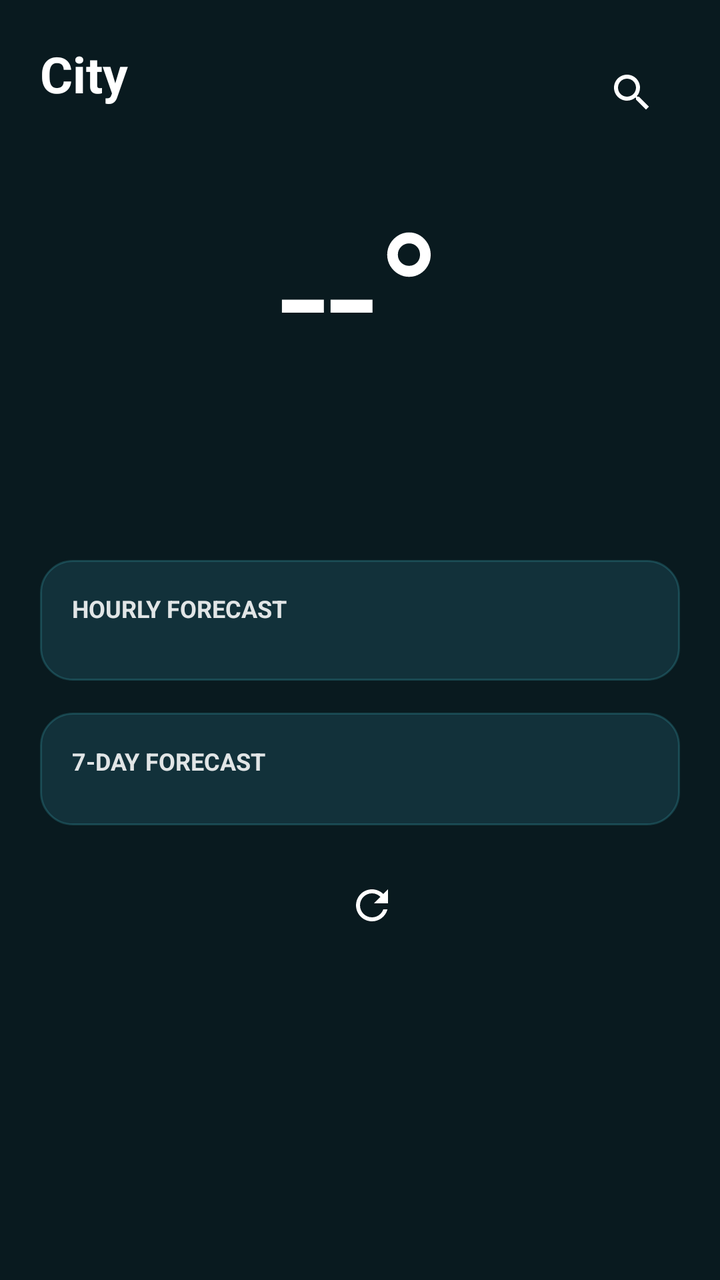
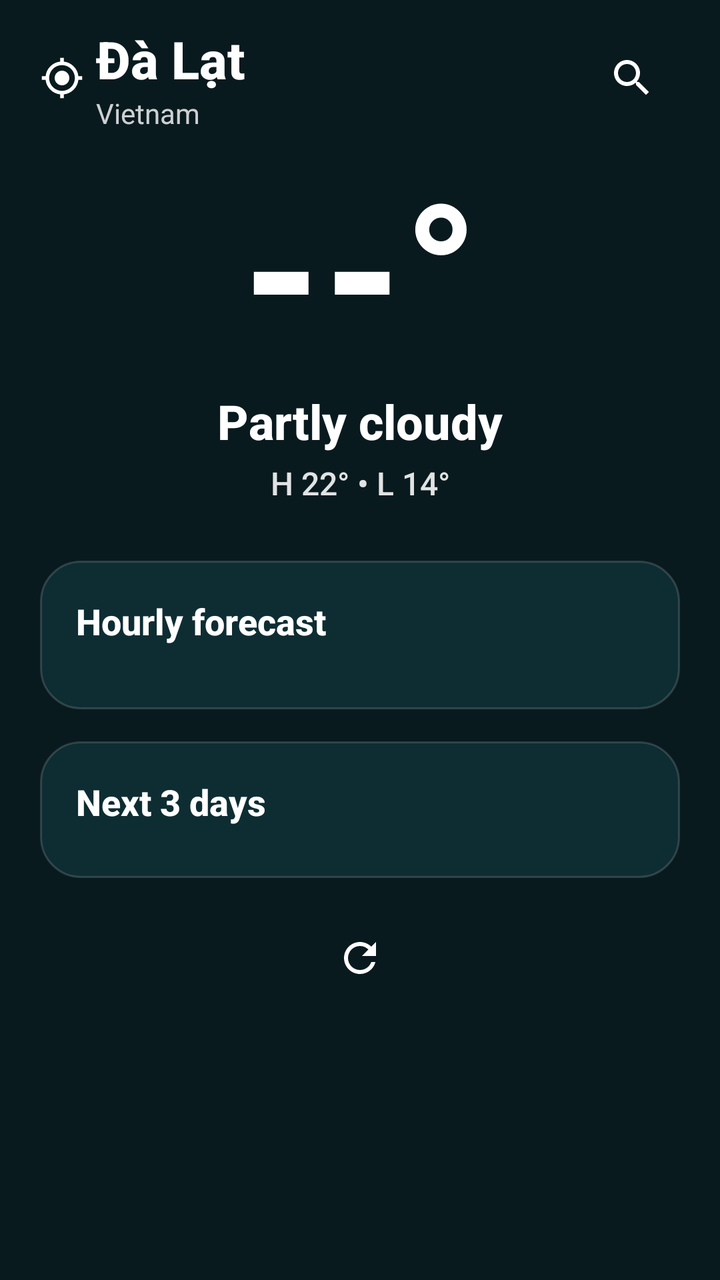

Compare the two renders of this Android layout. The source of the first and the diff that turns it into the second are given below.
<!-- AndroidManifest.xml: application theme Theme.K3Weather -->
<!-- res/layout/layout_forecast.xml -->
<?xml version="1.0" encoding="utf-8"?>
<androidx.core.widget.NestedScrollView xmlns:android="http://schemas.android.com/apk/res/android" xmlns:app="http://schemas.android.com/apk/res-auto" android:layout_width="match_parent" android:layout_height="match_parent" android:fillViewport="true" android:background="@android:color/transparent">
    <LinearLayout android:layout_width="match_parent" android:layout_height="wrap_content" android:orientation="vertical" android:padding="20dp">
        <LinearLayout android:layout_width="match_parent" android:layout_height="wrap_content" android:gravity="center_vertical" android:orientation="horizontal">
            <LinearLayout android:layout_width="0dp" android:layout_height="wrap_content" android:layout_weight="1" android:orientation="vertical">
                <TextView android:id="@+id/cityName" android:layout_width="wrap_content" android:layout_height="wrap_content" android:text="City" android:textColor="@android:color/white" android:textSize="25sp" android:textStyle="bold" />
                <TextView android:id="@+id/citySubtitle" android:layout_width="wrap_content" android:layout_height="wrap_content" android:textColor="#CCFFFFFF" android:textSize="14sp" />
            </LinearLayout>
            <ImageButton android:id="@+id/searchButton" android:layout_width="48dp" android:layout_height="48dp" android:background="?attr/selectableItemBackgroundBorderless" android:contentDescription="Search cities" android:src="@drawable/ic_search" app:tint="@android:color/white" />
        </LinearLayout>
        <TextView android:id="@+id/staleBadge" android:layout_width="wrap_content" android:layout_height="wrap_content" android:layout_marginTop="12dp" android:background="@drawable/bg_card_translucent" android:paddingHorizontal="10dp" android:paddingVertical="5dp" android:text="Showing saved forecast" android:textColor="@android:color/white" android:visibility="gone" />
        <ProgressBar android:id="@+id/forecastProgress" android:layout_width="32dp" android:layout_height="32dp" android:layout_gravity="center_horizontal" android:layout_marginTop="12dp" android:visibility="gone" />
        <TextView android:id="@+id/temperature" android:layout_width="match_parent" android:layout_height="wrap_content" android:gravity="center" android:layout_marginTop="14dp" android:text="--°" android:textColor="@android:color/white" android:textSize="88sp" android:fontFamily="sans" />
        <TextView android:id="@+id/condition" android:layout_width="match_parent" android:layout_height="wrap_content" android:gravity="center" android:textColor="@android:color/white" android:textSize="20sp" />
        <TextView android:id="@+id/highLow" android:layout_width="match_parent" android:layout_height="wrap_content" android:gravity="center" android:layout_marginTop="5dp" android:textColor="#E6FFFFFF" android:textSize="15sp" />
        <LinearLayout android:layout_width="match_parent" android:layout_height="wrap_content" android:layout_marginTop="24dp" android:background="@drawable/bg_card_translucent" android:orientation="vertical" android:padding="16dp">
            <TextView android:layout_width="wrap_content" android:layout_height="wrap_content" android:text="HOURLY FORECAST" android:textColor="#DFFFFFFF" android:textSize="12sp" android:textStyle="bold" />
            <androidx.recyclerview.widget.RecyclerView android:id="@+id/hourlyList" android:layout_width="match_parent" android:layout_height="wrap_content" android:layout_marginTop="12dp" android:clipToPadding="false" android:orientation="horizontal" android:overScrollMode="never" app:layoutManager="androidx.recyclerview.widget.LinearLayoutManager" />
        </LinearLayout>
        <LinearLayout android:layout_width="match_parent" android:layout_height="wrap_content" android:layout_marginTop="16dp" android:background="@drawable/bg_card_translucent" android:orientation="vertical" android:padding="16dp">
            <TextView android:layout_width="wrap_content" android:layout_height="wrap_content" android:text="7-DAY FORECAST" android:textColor="#DFFFFFFF" android:textSize="12sp" android:textStyle="bold" />
            <LinearLayout android:id="@+id/dailyRows" android:layout_width="match_parent" android:layout_height="wrap_content" android:orientation="vertical" android:layout_marginTop="8dp" />
        </LinearLayout>
        <LinearLayout android:layout_width="match_parent" android:layout_height="wrap_content" android:gravity="center" android:orientation="horizontal" android:layout_marginTop="16dp">
            <Button android:id="@+id/retryButton" android:layout_width="wrap_content" android:layout_height="wrap_content" android:text="Retry" android:visibility="gone" />
            <ImageButton android:id="@+id/refreshButton" android:layout_width="48dp" android:layout_height="48dp" android:layout_marginStart="12dp" android:background="?attr/selectableItemBackgroundBorderless" android:contentDescription="Refresh forecast" android:src="@drawable/ic_refresh" app:tint="@android:color/white" />
        </LinearLayout>
    </LinearLayout>
</androidx.core.widget.NestedScrollView>
<!-- resources referenced by this layout -->
<resources>
  <!-- drawable bg_card_translucent (drawable) -->
  <shape xmlns:android="http://schemas.android.com/apk/res/android"
      android:shape="rectangle">
      <solid android:color="@color/surface_card_teal" />
      <corners android:radius="16dp" />
      <stroke
          android:width="1dp"
          android:color="@color/surface_card_border" />
  </shape>
  <!-- drawable ic_refresh (drawable) -->
  <vector xmlns:android="http://schemas.android.com/apk/res/android"
      android:width="24dp"
      android:height="24dp"
      android:viewportWidth="24"
      android:viewportHeight="24">
      <path
          android:fillColor="#FFFFFF"
          android:pathData="M17.65,6.35C16.2,4.9 14.21,4 12,4c-4.42,0 -7.99,3.58 -7.99,8s3.57,8 7.99,8c3.73,0 6.84,-2.55 7.73,-6h-2.08c-0.82,2.33 -3.04,4 -5.65,4 -3.31,0 -6,-2.69 -6,-6s2.69,-6 6,-6c1.66,0 3.14,0.69 4.22,1.78L13,11h7V4l-2.35,2.35z"/>
  </vector>
  <!-- drawable ic_search (drawable) -->
  <vector xmlns:android="http://schemas.android.com/apk/res/android"
      android:width="24dp"
      android:height="24dp"
      android:viewportWidth="24"
      android:viewportHeight="24">
      <path
          android:fillColor="#FFFFFF"
          android:pathData="M15.5,14h-0.79l-0.28,-0.27C15.41,12.59 16,11.11 16,9.5 16,5.91 13.09,3 9.5,3S3,5.91 3,9.5 5.91,16 9.5,16c1.61,0 3.09,-0.59 4.23,-1.57l0.27,0.28v0.79l5,4.99L20.49,19l-4.99,-5zM9.5,14C7.01,14 5,11.99 5,9.5S7.01,5 9.5,5 14,7.01 14,9.5 11.99,14 9.5,14z"/>
  </vector>
  <style name="Theme.K3Weather" parent="Theme.MaterialComponents.DayNight.NoActionBar">
          <item name="colorPrimary">@color/primary_teal</item>
          <item name="colorPrimaryVariant">@color/primary_dark_teal</item>
          <item name="colorSecondary">@color/accent_cyan</item>
          <item name="android:statusBarColor">@android:color/transparent</item>
          <item name="android:navigationBarColor">@color/nav_bar_bg</item>
          <item name="android:windowBackground">@color/primary_dark_teal</item>
          <item name="android:windowLightStatusBar">false</item>
      </style>
  <color name="surface_card_teal">#D914363F</color>
  <color name="surface_card_border">#334DD0E1</color>
  <color name="primary_teal">#0F2C33</color>
  <color name="primary_dark_teal">#091A1F</color>
  <color name="accent_cyan">#00E5FF</color>
  <color name="nav_bar_bg">#F20A1D22</color>
</resources>

<!-- the commit's change to res/layout/layout_forecast.xml (unified diff, before → after) -->
@@ -1,29 +1,209 @@
 <?xml version="1.0" encoding="utf-8"?>
-<androidx.core.widget.NestedScrollView xmlns:android="http://schemas.android.com/apk/res/android" xmlns:app="http://schemas.android.com/apk/res-auto" android:layout_width="match_parent" android:layout_height="match_parent" android:fillViewport="true" android:background="@android:color/transparent">
-    <LinearLayout android:layout_width="match_parent" android:layout_height="wrap_content" android:orientation="vertical" android:padding="20dp">
-        <LinearLayout android:layout_width="match_parent" android:layout_height="wrap_content" android:gravity="center_vertical" android:orientation="horizontal">
-            <LinearLayout android:layout_width="0dp" android:layout_height="wrap_content" android:layout_weight="1" android:orientation="vertical">
-                <TextView android:id="@+id/cityName" android:layout_width="wrap_content" android:layout_height="wrap_content" android:text="City" android:textColor="@android:color/white" android:textSize="25sp" android:textStyle="bold" />
-                <TextView android:id="@+id/citySubtitle" android:layout_width="wrap_content" android:layout_height="wrap_content" android:textColor="#CCFFFFFF" android:textSize="14sp" />
+<androidx.core.widget.NestedScrollView xmlns:android="http://schemas.android.com/apk/res/android"
+    xmlns:app="http://schemas.android.com/apk/res-auto"
+    android:layout_width="match_parent"
+    android:layout_height="match_parent"
+    android:fillViewport="true"
+    android:background="@android:color/transparent">
+
+    <LinearLayout
+        android:layout_width="match_parent"
+        android:layout_height="wrap_content"
+        android:orientation="vertical"
+        android:paddingHorizontal="20dp"
+        android:paddingTop="12dp"
+        android:paddingBottom="24dp">
+
+        
+        <LinearLayout
+            android:layout_width="match_parent"
+            android:layout_height="wrap_content"
+            android:gravity="center_vertical"
+            android:orientation="horizontal">
+
+            <ImageView
+                android:id="@+id/ivLocationPin"
+                android:layout_width="22dp"
+                android:layout_height="22dp"
+                android:layout_marginEnd="6dp"
+                android:contentDescription="@null"
+                android:src="@drawable/ic_location"
+                app:tint="@android:color/white" />
+
+            <LinearLayout
+                android:layout_width="0dp"
+                android:layout_height="wrap_content"
+                android:layout_weight="1"
+                android:orientation="vertical">
+
+                <TextView
+                    android:id="@+id/cityName"
+                    android:layout_width="wrap_content"
+                    android:layout_height="wrap_content"
+                    android:text="Đà Lạt"
+                    android:textColor="@android:color/white"
+                    android:textSize="26sp"
+                    android:textStyle="bold"
+                    android:fontFamily="sans-serif-medium" />
+
+                <TextView
+                    android:id="@+id/citySubtitle"
+                    android:layout_width="wrap_content"
+                    android:layout_height="wrap_content"
+                    android:text="Vietnam"
+                    android:textColor="#CCFFFFFF"
+                    android:textSize="14sp"
+                    android:fontFamily="sans-serif" />
             </LinearLayout>
-            <ImageButton android:id="@+id/searchButton" android:layout_width="48dp" android:layout_height="48dp" android:background="?attr/selectableItemBackgroundBorderless" android:contentDescription="Search cities" android:src="@drawable/ic_search" app:tint="@android:color/white" />
-        </LinearLayout>
-        <TextView android:id="@+id/staleBadge" android:layout_width="wrap_content" android:layout_height="wrap_content" android:layout_marginTop="12dp" android:background="@drawable/bg_card_translucent" android:paddingHorizontal="10dp" android:paddingVertical="5dp" android:text="Showing saved forecast" android:textColor="@android:color/white" android:visibility="gone" />
-        <ProgressBar android:id="@+id/forecastProgress" android:layout_width="32dp" android:layout_height="32dp" android:layout_gravity="center_horizontal" android:layout_marginTop="12dp" android:visibility="gone" />
-        <TextView android:id="@+id/temperature" android:layout_width="match_parent" android:layout_height="wrap_content" android:gravity="center" android:layout_marginTop="14dp" android:text="--°" android:textColor="@android:color/white" android:textSize="88sp" android:fontFamily="sans" />
-        <TextView android:id="@+id/condition" android:layout_width="match_parent" android:layout_height="wrap_content" android:gravity="center" android:textColor="@android:color/white" android:textSize="20sp" />
-        <TextView android:id="@+id/highLow" android:layout_width="match_parent" android:layout_height="wrap_content" android:gravity="center" android:layout_marginTop="5dp" android:textColor="#E6FFFFFF" android:textSize="15sp" />
-        <LinearLayout android:layout_width="match_parent" android:layout_height="wrap_content" android:layout_marginTop="24dp" android:background="@drawable/bg_card_translucent" android:orientation="vertical" android:padding="16dp">
-            <TextView android:layout_width="wrap_content" android:layout_height="wrap_content" android:text="HOURLY FORECAST" android:textColor="#DFFFFFFF" android:textSize="12sp" android:textStyle="bold" />
-            <androidx.recyclerview.widget.RecyclerView android:id="@+id/hourlyList" android:layout_width="match_parent" android:layout_height="wrap_content" android:layout_marginTop="12dp" android:clipToPadding="false" android:orientation="horizontal" android:overScrollMode="never" app:layoutManager="androidx.recyclerview.widget.LinearLayoutManager" />
-        </LinearLayout>
-        <LinearLayout android:layout_width="match_parent" android:layout_height="wrap_content" android:layout_marginTop="16dp" android:background="@drawable/bg_card_translucent" android:orientation="vertical" android:padding="16dp">
-            <TextView android:layout_width="wrap_content" android:layout_height="wrap_content" android:text="7-DAY FORECAST" android:textColor="#DFFFFFFF" android:textSize="12sp" android:textStyle="bold" />
-            <LinearLayout android:id="@+id/dailyRows" android:layout_width="match_parent" android:layout_height="wrap_content" android:orientation="vertical" android:layout_marginTop="8dp" />
-        </LinearLayout>
-        <LinearLayout android:layout_width="match_parent" android:layout_height="wrap_content" android:gravity="center" android:orientation="horizontal" android:layout_marginTop="16dp">
-            <Button android:id="@+id/retryButton" android:layout_width="wrap_content" android:layout_height="wrap_content" android:text="Retry" android:visibility="gone" />
-            <ImageButton android:id="@+id/refreshButton" android:layout_width="48dp" android:layout_height="48dp" android:layout_marginStart="12dp" android:background="?attr/selectableItemBackgroundBorderless" android:contentDescription="Refresh forecast" android:src="@drawable/ic_refresh" app:tint="@android:color/white" />
+
+            <ImageButton
+                android:id="@+id/searchButton"
+                android:layout_width="48dp"
+                android:layout_height="48dp"
+                android:background="?attr/selectableItemBackgroundBorderless"
+                android:contentDescription="Search cities"
+                android:src="@drawable/ic_search"
+                app:tint="@android:color/white" />
+        </LinearLayout>
+
+        <TextView
+            android:id="@+id/staleBadge"
+            android:layout_width="wrap_content"
+            android:layout_height="wrap_content"
+            android:layout_gravity="center_horizontal"
+            android:layout_marginTop="10dp"
+            android:background="@drawable/bg_card_translucent"
+            android:paddingHorizontal="12dp"
+            android:paddingVertical="5dp"
+            android:text="Showing saved forecast"
+            android:textColor="@android:color/white"
+            android:textSize="12sp"
+            android:visibility="gone" />
+
+        <ProgressBar
+            android:id="@+id/forecastProgress"
+            android:layout_width="32dp"
+            android:layout_height="32dp"
+            android:layout_gravity="center_horizontal"
+            android:layout_marginTop="8dp"
+            android:visibility="gone" />
+
+        
+        <TextView
+            android:id="@+id/temperature"
+            android:layout_width="match_parent"
+            android:layout_height="wrap_content"
+            android:gravity="center"
+            android:layout_marginTop="16dp"
+            android:text="--°"
+            android:textColor="@android:color/white"
+            android:textSize="96sp"
+            android:textStyle="bold"
+            android:fontFamily="sans-serif-medium"
+            android:includeFontPadding="false" />
+
+        
+        <TextView
+            android:id="@+id/condition"
+            android:layout_width="match_parent"
+            android:layout_height="wrap_content"
+            android:gravity="center"
+            android:text="Partly cloudy"
+            android:textColor="@android:color/white"
+            android:textSize="24sp"
+            android:textStyle="bold"
+            android:fontFamily="sans-serif-medium" />
+
+        
+        <TextView
+            android:id="@+id/highLow"
+            android:layout_width="match_parent"
+            android:layout_height="wrap_content"
+            android:gravity="center"
+            android:layout_marginTop="4dp"
+            android:text="H 22° • L 14°"
+            android:textColor="#E0FFFFFF"
+            android:textSize="16sp"
+            android:fontFamily="sans-serif-medium" />
+
+        
+        <LinearLayout
+            android:layout_width="match_parent"
+            android:layout_height="wrap_content"
+            android:layout_marginTop="28dp"
+            android:background="@drawable/bg_card_translucent"
+            android:orientation="vertical"
+            android:padding="18dp">
+
+            <TextView
+                android:layout_width="wrap_content"
+                android:layout_height="wrap_content"
+                android:text="Hourly forecast"
+                android:textColor="@android:color/white"
+                android:textSize="18sp"
+                android:textStyle="bold"
+                android:fontFamily="sans-serif-medium" />
+
+            <androidx.recyclerview.widget.RecyclerView
+                android:id="@+id/hourlyList"
+                android:layout_width="match_parent"
+                android:layout_height="wrap_content"
+                android:layout_marginTop="14dp"
+                android:clipToPadding="false"
+                android:orientation="horizontal"
+                android:overScrollMode="never"
+                app:layoutManager="androidx.recyclerview.widget.LinearLayoutManager" />
+        </LinearLayout>
+
+        
+        <LinearLayout
+            android:layout_width="match_parent"
+            android:layout_height="wrap_content"
+            android:layout_marginTop="16dp"
+            android:background="@drawable/bg_card_translucent"
+            android:orientation="vertical"
+            android:padding="18dp">
+
+            <TextView
+                android:layout_width="wrap_content"
+                android:layout_height="wrap_content"
+                android:text="Next 3 days"
+                android:textColor="@android:color/white"
+                android:textSize="18sp"
+                android:textStyle="bold"
+                android:fontFamily="sans-serif-medium" />
+
+            <LinearLayout
+                android:id="@+id/dailyRows"
+                android:layout_width="match_parent"
+                android:layout_height="wrap_content"
+                android:orientation="vertical"
+                android:layout_marginTop="8dp" />
+        </LinearLayout>
+
+        
+        <LinearLayout
+            android:layout_width="match_parent"
+            android:layout_height="wrap_content"
+            android:gravity="center"
+            android:orientation="horizontal"
+            android:layout_marginTop="16dp">
+
+            <Button
+                android:id="@+id/retryButton"
+                android:layout_width="wrap_content"
+                android:layout_height="wrap_content"
+                android:text="Retry"
+                android:visibility="gone" />
+
+            <ImageButton
+                android:id="@+id/refreshButton"
+                android:layout_width="48dp"
+                android:layout_height="48dp"
+                android:background="?attr/selectableItemBackgroundBorderless"
+                android:contentDescription="Refresh forecast"
+                android:src="@drawable/ic_refresh"
+                app:tint="@android:color/white" />
         </LinearLayout>
     </LinearLayout>
 </androidx.core.widget.NestedScrollView>
<!-- resource entries referenced after the edit -->
@@ -3,12 +3,22 @@
   <!-- drawable bg_card_translucent (drawable) -->
   <shape xmlns:android="http://schemas.android.com/apk/res/android"
       android:shape="rectangle">
-      <solid android:color="@color/surface_card_teal" />
-      <corners android:radius="16dp" />
+      <solid android:color="#C010343A" />
+      <corners android:radius="20dp" />
       <stroke
           android:width="1dp"
-          android:color="@color/surface_card_border" />
+          android:color="#26FFFFFF" />
   </shape>
+  <!-- drawable ic_location (drawable) -->
+  <vector xmlns:android="http://schemas.android.com/apk/res/android"
+      android:width="24dp"
+      android:height="24dp"
+      android:viewportWidth="24"
+      android:viewportHeight="24">
+      <path
+          android:fillColor="#00E5FF"
+          android:pathData="M12,8c-2.21,0 -4,1.79 -4,4s1.79,4 4,4 4,-1.79 4,-4 -1.79,-4 -4,-4zm8.94,3A8.994,8.994 0 0 0 13,3.06V1h-2v2.06A8.994,8.994 0 0 0 3.06,11H1v2h2.06A8.994,8.994 0 0 0 11,20.94V23h2v-2.06A8.994,8.994 0 0 0 20.94,13H23v-2h-2.06zM12,19c-3.87,0 -7,-3.13 -7,-7s3.13,-7 7,-7 7,3.13 7,7 -3.13,7 -7,7z"/>
+  </vector>
   <!-- drawable ic_refresh (drawable) -->
   <vector xmlns:android="http://schemas.android.com/apk/res/android"
       android:width="24dp"
@@ -38,8 +48,6 @@
           <item name="android:windowBackground">@color/primary_dark_teal</item>
           <item name="android:windowLightStatusBar">false</item>
       </style>
-  <color name="surface_card_teal">#D914363F</color>
-  <color name="surface_card_border">#334DD0E1</color>
   <color name="primary_teal">#0F2C33</color>
   <color name="primary_dark_teal">#091A1F</color>
   <color name="accent_cyan">#00E5FF</color>
